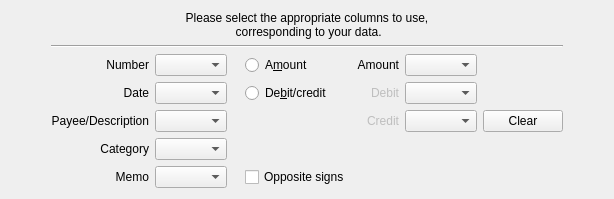
Old version of the form kmymoney/plugins/csvimport/bankingwizardpage.ui in the repository KDE/kmymoney.
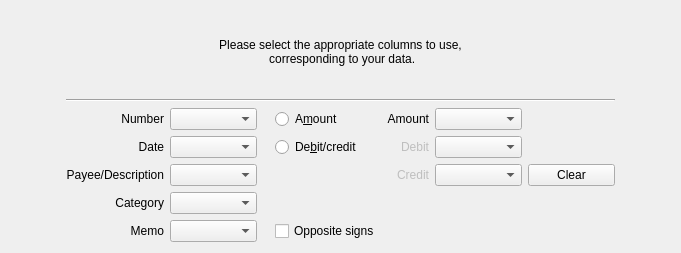
New version of the form.

What changed in the file:
```diff
--- a/kmymoney/plugins/csvimport/bankingwizardpage.ui
+++ b/kmymoney/plugins/csvimport/bankingwizardpage.ui
@@ -2,6 +2,14 @@
 <ui version="4.0">
  <class>BankingPage</class>
  <widget class="QWidget" name="BankingPage">
+  <property name="geometry">
+   <rect>
+    <x>0</x>
+    <y>0</y>
+    <width>681</width>
+    <height>253</height>
+   </rect>
+  </property>
   <property name="sizePolicy">
    <sizepolicy hsizetype="Expanding" vsizetype="Expanding">
     <horstretch>0</horstretch>
```
Left out of the diff: 24 changed lines with no effect on the pictures.
